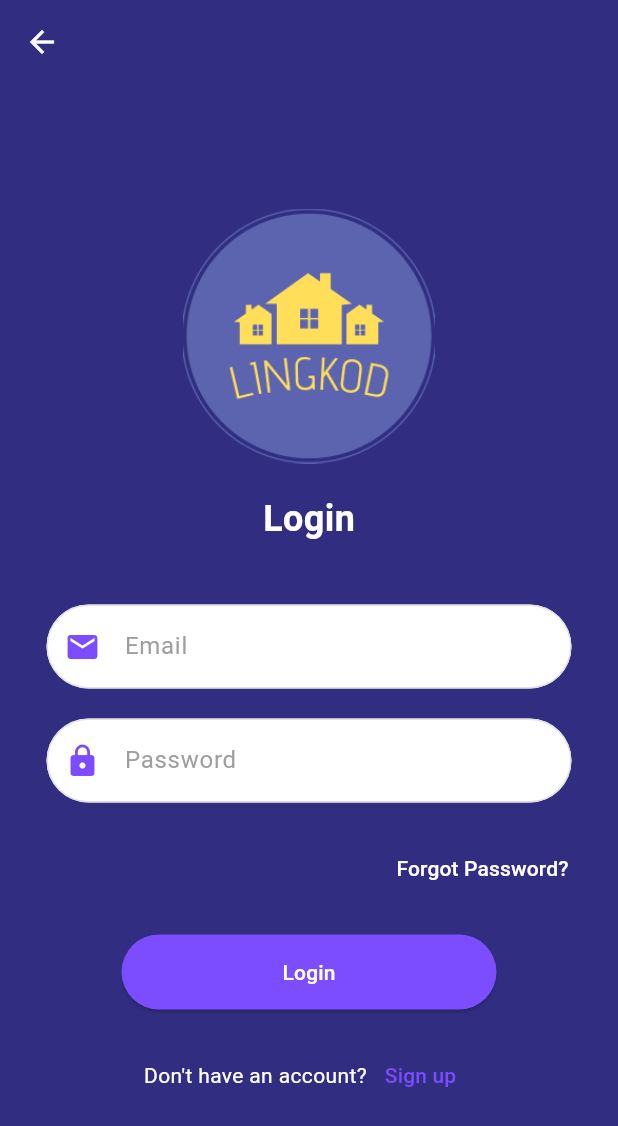
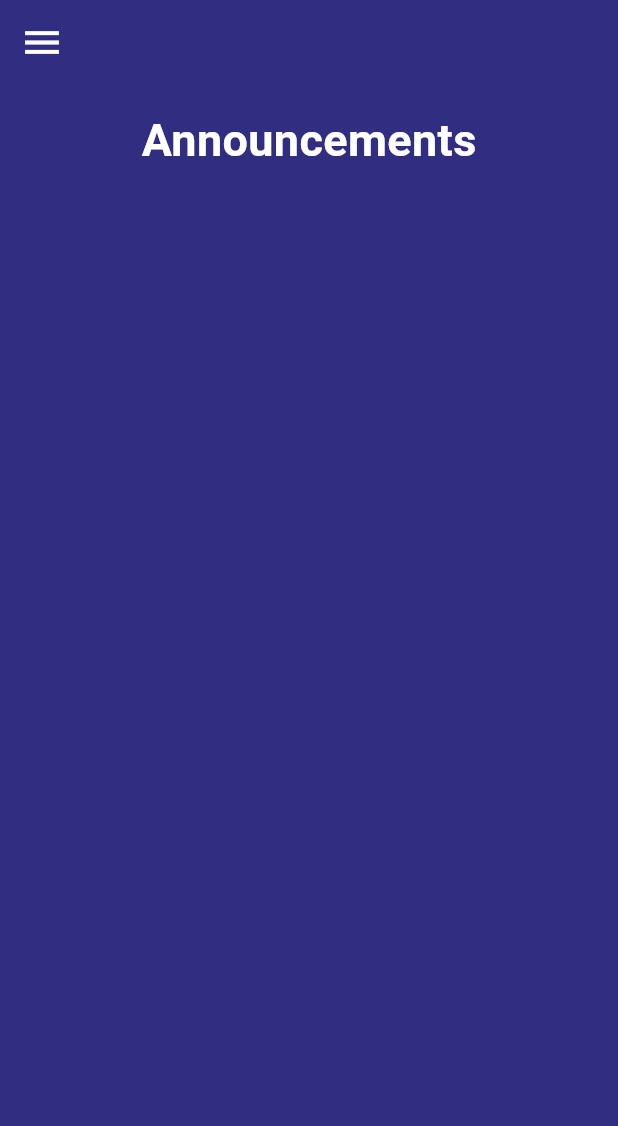
Before and after one commit to Jspobre/linkod_app, a Flutter app: the LoginPage screen opened directly, after a tap on "Login", on a phone screen of 412 x 824 dp. Shown: the top 1126 px of the screen. Run offline on Flutter 3.47's test engine with Material 3 defaults, Android fonts, the phone set to English and light mode, and no system bars.

Commit message:
added announcement page. announcement UI WIP

```diff
--- /dev/null
+++ b/lib/pages/homePage.dart
@@ -0,0 +1,114 @@
+import 'package:flutter/material.dart';
+
+class HomePage extends StatelessWidget {
+  @override
+  Widget build(BuildContext context) {
+    return Scaffold(
+      appBar: AppBar(
+        backgroundColor: Color(0xFF312E81),
+        leading: Builder(
+          builder: (context) => IconButton(
+            icon: Icon(
+              Icons.menu,
+              color: Colors.white,
+              size: 30.0, // Adjust the size of the icon here
+            ),
+            onPressed: () {
+              Scaffold.of(context).openDrawer();
+            },
+          ),
+        ),
+      ),
+      drawer: Drawer(
+        child: ListView(
+          padding: EdgeInsets.zero,
+          children: <Widget>[
+            DrawerHeader(
+              decoration: BoxDecoration(
+                color: Color(0xFF312E81),
+              ),
+              child: Column(
+                mainAxisAlignment: MainAxisAlignment.center,
+                children: [
+                  Image.asset(
+                    'images/lingkod_logo.png', // Path to your logo
+                    height: 100, // Adjust the size of the logo
+                  ),
+                  SizedBox(height: 10),
+                  // You can uncomment this if you want to include a menu title
+                  // Text(
+                  //   'Menu',
+                  //   style: TextStyle(
+                  //     color: Colors.white,
+                  //     fontSize: 24,
+                  //   ),
+                  // ),
+                ],
+              ),
+            ),
+            ListTile(
+              leading: Icon(Icons.person, color: Colors.black, size: 30.0),
+              title: Text('Profile'),
+              onTap: () {
+                Navigator.pop(context);
+              },
+            ),
+            ListTile(
+              leading: Icon(Icons.event, color: Colors.black, size: 30.0),
+              title: Text('Events'),
+              onTap: () {
+                Navigator.pop(context);
+              },
+            ),
+            ListTile(
+              leading: Icon(Icons.report, color: Colors.black, size: 30.0),
+              title: Text('Report/Request Status'),
+              onTap: () {
+                Navigator.pop(context);
+              },
+            ),
+            ListTile(
+              leading: Icon(Icons.settings, color: Colors.black, size: 30.0),
+              title: Text('Settings'),
+              onTap: () {
+                Navigator.pop(context);
+              },
+            ),
+            ListTile(
+              leading: Icon(Icons.logout, color: Colors.black, size: 30.0),
+              title: Text('Logout'),
+              onTap: () {
+                Navigator.pop(context);
+              },
+            ),
+          ],
+        ),
+      ),
+      body: Container(
+        color: Color(0xFF312E81),
+        child: Column(
+          crossAxisAlignment: CrossAxisAlignment.start,
+          children: [
+            Padding(
+              padding: const EdgeInsets.all(16.0),
+              child: Center(
+                child: Text(
+                  'Announcements',
+                  style: TextStyle(
+                    color: Colors.white,
+                    fontSize: 30,
+                    fontWeight: FontWeight.bold,
+                  ),
+                ),
+              ),
+            ),
+          ],
+        ),
+      ),
+    );
+  }
+}
+
+void main() => runApp(MaterialApp(
+      home: HomePage(),
+    ));
--- a/lib/pages/loginPage.dart
+++ b/lib/pages/loginPage.dart
@@ -1,5 +1,6 @@
 import 'package:flutter/material.dart';
 import './signupPage.dart';
+import './homePage.dart';
 
 class LoginPage extends StatelessWidget {
   @override
@@ -138,6 +139,10 @@ class LoginPage extends StatelessWidget {
                 child: ElevatedButton(
                   onPressed: () {
                     // Implement login functionality
+                    Navigator.push(
+                      context,
+                      MaterialPageRoute(builder: (context) => HomePage()),
+                    );
                   },
                   style: ElevatedButton.styleFrom(
                     backgroundColor: Colors.deepPurpleAccent,
```
